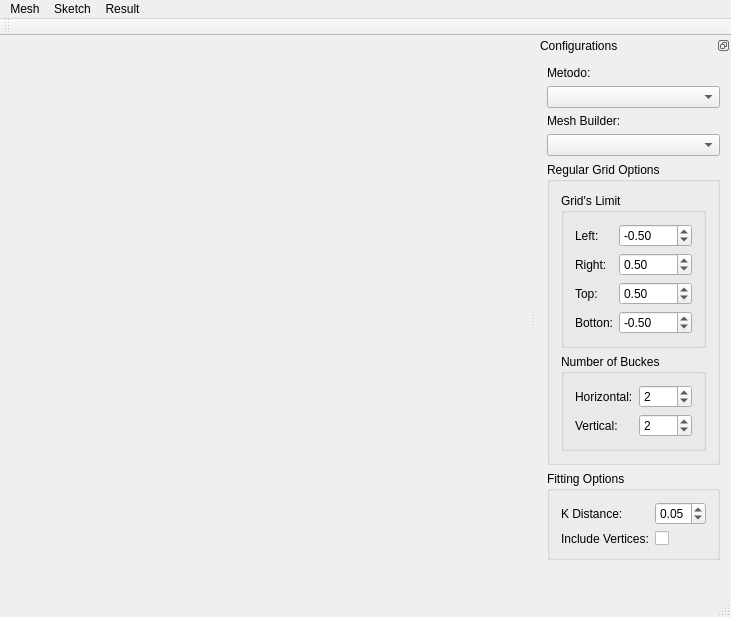
ethiago/triquadgl, file src/mainwindow.ui: the form before one commit.
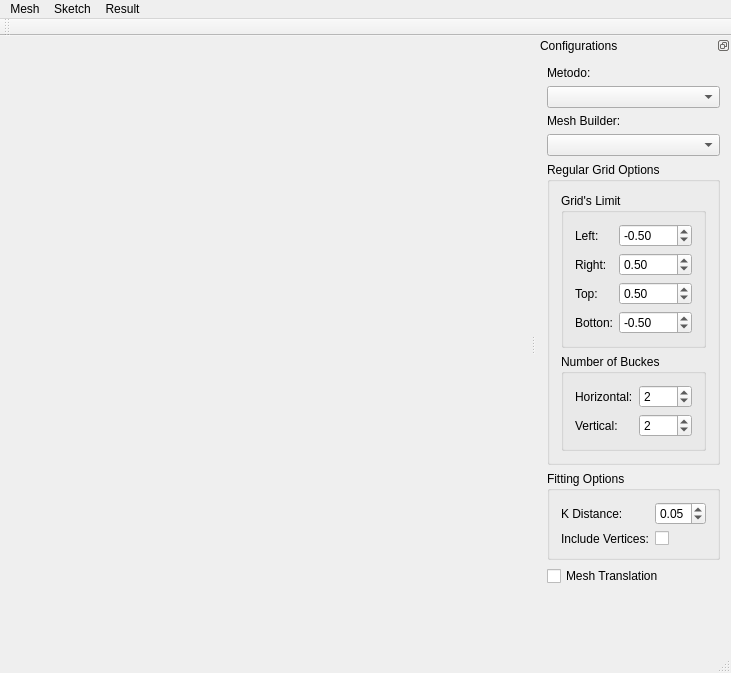
The form after the commit.

What changed in the file:
```diff
--- a/src/mainwindow.ui
+++ b/src/mainwindow.ui
@@ -7,7 +7,7 @@
     <x>0</x>
     <y>0</y>
     <width>731</width>
-    <height>617</height>
+    <height>673</height>
    </rect>
   </property>
   <property name="sizePolicy">
@@ -320,6 +320,13 @@
        </layout>
       </widget>
      </item>
+     <item>
+      <widget class="QCheckBox" name="meshTrans">
+       <property name="text">
+        <string>Mesh Translation</string>
+       </property>
+      </widget>
+     </item>
      <item>
       <spacer name="verticalSpacer">
        <property name="orientation">
```
Left out of the diff: 2 changed lines with no effect on the pictures.
